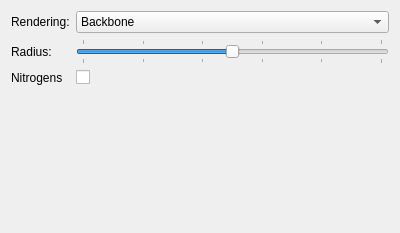
Before: the Qt Designer form libavogadro/src/engines/ribbonsettingswidget.ui in cryos/avogadro, drawn with Qt 5.
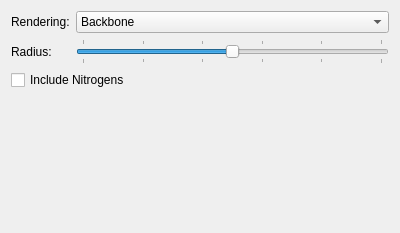
After: the same form once the commit is applied.

Commit message: More work on ribbon engine config ui   * use "Include Nitrogens" rather than just "Nitrogens" in ribbon engine configuration   * move checkbox to left side of label to be more consistent

The edit to the form file:
```diff
--- a/libavogadro/src/engines/ribbonsettingswidget.ui
+++ b/libavogadro/src/engines/ribbonsettingswidget.ui
@@ -85,17 +85,10 @@
      </property>
     </spacer>
    </item>
-   <item row="2" column="1" >
+   <item row="2" column="0" colspan="2" >
     <widget class="QCheckBox" name="useNitrogens" >
      <property name="text" >
-      <string/>
-     </property>
-    </widget>
-   </item>
-   <item row="2" column="0" >
-    <widget class="QLabel" name="label_2" >
-     <property name="text" >
-      <string>Nitrogens</string>
+      <string>Include Nitrogens</string>
      </property>
     </widget>
    </item>
```
